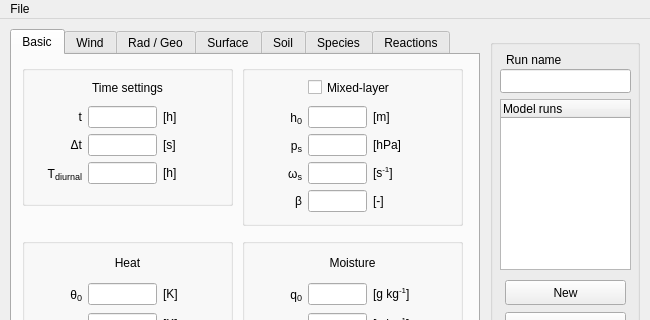
The window that mainwindow.ui (classmodel/modelgui) describes before a commit, drawn with Qt 5; both pictures show x 0 to 650 and y 0 to 320 of the 650 by 540 pixel window.
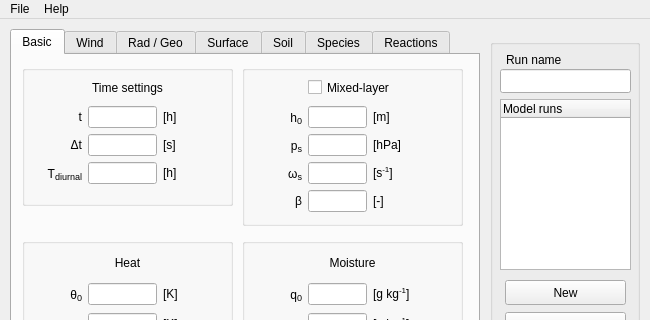
The same window after the commit.

Commit message: Added first version about window

```diff
--- a/mainwindow.ui
+++ b/mainwindow.ui
@@ -5624,7 +5624,14 @@
     <addaction name="actionLoad"/>
     <addaction name="actionExit"/>
    </widget>
+   <widget class="QMenu" name="menuHelp">
+    <property name="title">
+     <string>Help</string>
+    </property>
+    <addaction name="actionAbout"/>
+   </widget>
    <addaction name="menuFile"/>
+   <addaction name="menuHelp"/>
   </widget>
   <widget class="QStatusBar" name="statusbar"/>
   <action name="actionSave">
```
Left out of the diff: 5 changed lines with no effect on the pictures. The commit also changes 2 other files.
